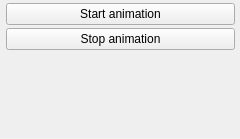
Qt form src/gui/forms/toolbar_animationgroup.ui (open-scan-crew/OpenScanTools) before a commit.
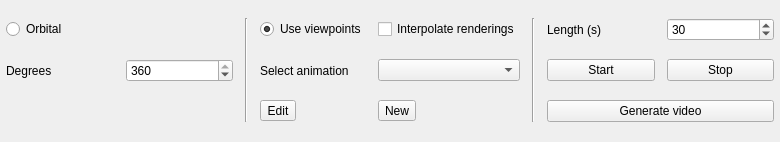
The same form after that commit.

Commit message: Refactor animation toolbar UI and remove export video toolbar

Patch:
```diff
--- a/src/gui/forms/toolbar_animationgroup.ui
+++ b/src/gui/forms/toolbar_animationgroup.ui
@@ -6,8 +6,8 @@
    <rect>
     <x>0</x>
     <y>0</y>
-    <width>240</width>
-    <height>139</height>
+    <width>780</width>
+    <height>142</height>
    </rect>
   </property>
   <property name="windowTitle">
@@ -21,38 +21,153 @@
     <number>3</number>
    </property>
    <property name="rightMargin">
-    <number>5</number>
+    <number>6</number>
    </property>
    <property name="bottomMargin">
     <number>3</number>
    </property>
+   <property name="horizontalSpacing">
+    <number>12</number>
+   </property>
    <property name="verticalSpacing">
     <number>3</number>
    </property>
    <item row="0" column="0">
-    <widget class="QPushButton" name="startAnimationButton">
+    <widget class="QRadioButton" name="orbital360RadioButton">
      <property name="text">
-      <string>Start animation</string>
-     </property>
-     <property name="checkable">
-      <bool>true</bool>
+      <string>Orbital</string>
      </property>
     </widget>
    </item>
    <item row="1" column="0">
+    <widget class="QLabel" name="label_degrees">
+     <property name="text">
+      <string>Degrees</string>
+     </property>
+    </widget>
+   </item>
+   <item row="1" column="1">
+    <widget class="QSpinBox" name="degreesSpinBox">
+     <property name="minimum">
+      <number>1</number>
+     </property>
+     <property name="maximum">
+      <number>360</number>
+     </property>
+     <property name="value">
+      <number>360</number>
+     </property>
+    </widget>
+   </item>
+   <item row="0" column="2" rowspan="3">
+    <widget class="Line" name="line_1">
+     <property name="orientation">
+      <enum>Qt::Vertical</enum>
+     </property>
+    </widget>
+   </item>
+   <item row="0" column="3">
+    <widget class="QRadioButton" name="betweenViewpointsRadioButton">
+     <property name="text">
+      <string>Use viewpoints</string>
+     </property>
+     <property name="checked">
+      <bool>true</bool>
+     </property>
+    </widget>
+   </item>
+   <item row="0" column="4">
+    <widget class="QCheckBox" name="interpolateCheckBox">
+     <property name="text">
+      <string>Interpolate renderings</string>
+     </property>
+    </widget>
+   </item>
+   <item row="1" column="3">
+    <widget class="QLabel" name="label_animationList">
+     <property name="text">
+      <string>Select animation</string>
+     </property>
+    </widget>
+   </item>
+   <item row="1" column="4">
+    <widget class="QComboBox" name="comboBox_animationList"/>
+   </item>
+   <item row="2" column="3">
+    <widget class="QToolButton" name="toolButton_editViewpointAnimConfig">
+     <property name="text">
+      <string>Edit</string>
+     </property>
+    </widget>
+   </item>
+   <item row="2" column="4">
+    <widget class="QToolButton" name="toolButton_newViewpointAnimConfig">
+     <property name="text">
+      <string>New</string>
+     </property>
+    </widget>
+   </item>
+   <item row="0" column="5" rowspan="3">
+    <widget class="Line" name="line_2">
+     <property name="orientation">
+      <enum>Qt::Vertical</enum>
+     </property>
+    </widget>
+   </item>
+   <item row="0" column="6">
+    <widget class="QLabel" name="label_2">
+     <property name="text">
+      <string>Length (s)</string>
+     </property>
+    </widget>
+   </item>
+   <item row="0" column="7">
+    <widget class="QSpinBox" name="lengthSpinBox">
+     <property name="maximum">
+      <number>99999</number>
+     </property>
+     <property name="value">
+      <number>30</number>
+     </property>
+    </widget>
+   </item>
+   <item row="1" column="6">
+    <widget class="QPushButton" name="startAnimationButton">
+     <property name="text">
+      <string>Start</string>
+     </property>
+     <property name="checkable">
+      <bool>true</bool>
+     </property>
+    </widget>
+   </item>
+   <item row="1" column="7">
     <widget class="QPushButton" name="stopAnimationButton">
      <property name="text">
-      <string>Stop animation</string>
+      <string>Stop</string>
      </property>
      <property name="checkable">
       <bool>true</bool>
      </property>
     </widget>
    </item>
-   <item row="2" column="0">
-    <spacer name="verticalSpacer_2">
+   <item row="2" column="6" colspan="2">
+    <widget class="QPushButton" name="generateVideoPushButton">
+     <property name="toolTip">
+      <string>Video generation. Please make sure you are in perspective mode and that you selected a frame in the image section.</string>
+     </property>
+     <property name="toolTipDuration">
+      <number>-1</number>
+     </property>
+     <property name="text">
+      <string>Generate video</string>
+     </property>
+    </widget>
+   </item>
+   <item row="2" column="0" colspan="2">
+    <spacer name="horizontalSpacer">
      <property name="orientation">
-      <enum>Qt::Vertical</enum>
+      <enum>Qt::Horizontal</enum>
      </property>
      <property name="sizeHint" stdset="0">
       <size>
```
The commit also changes 11 other files.
